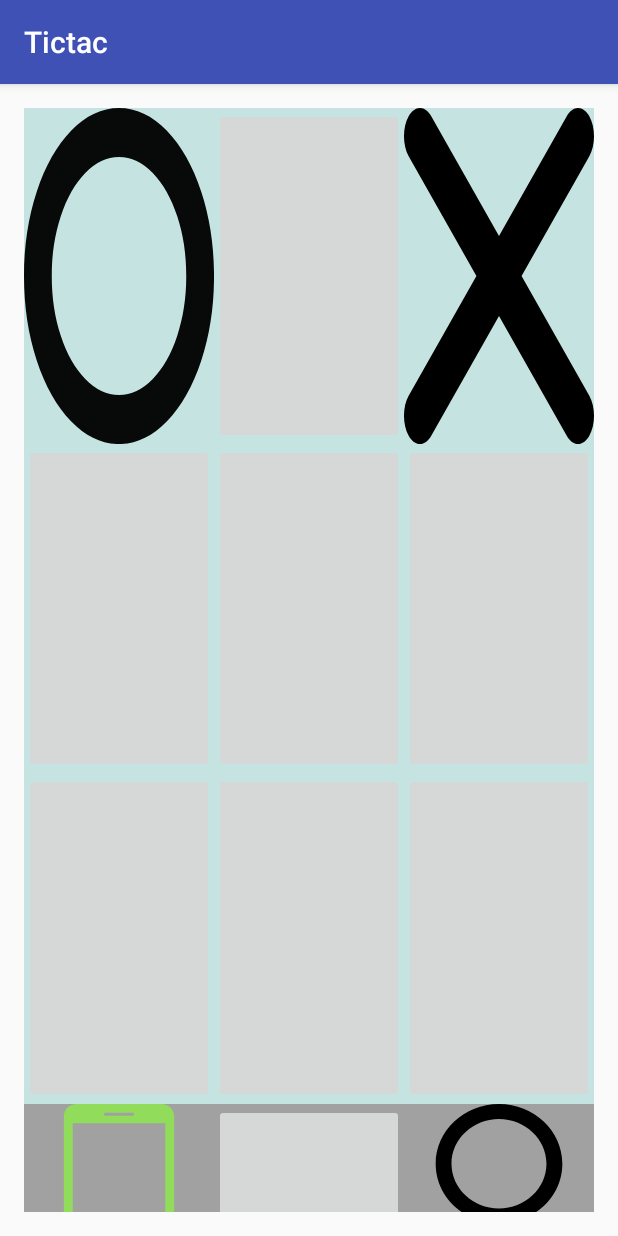
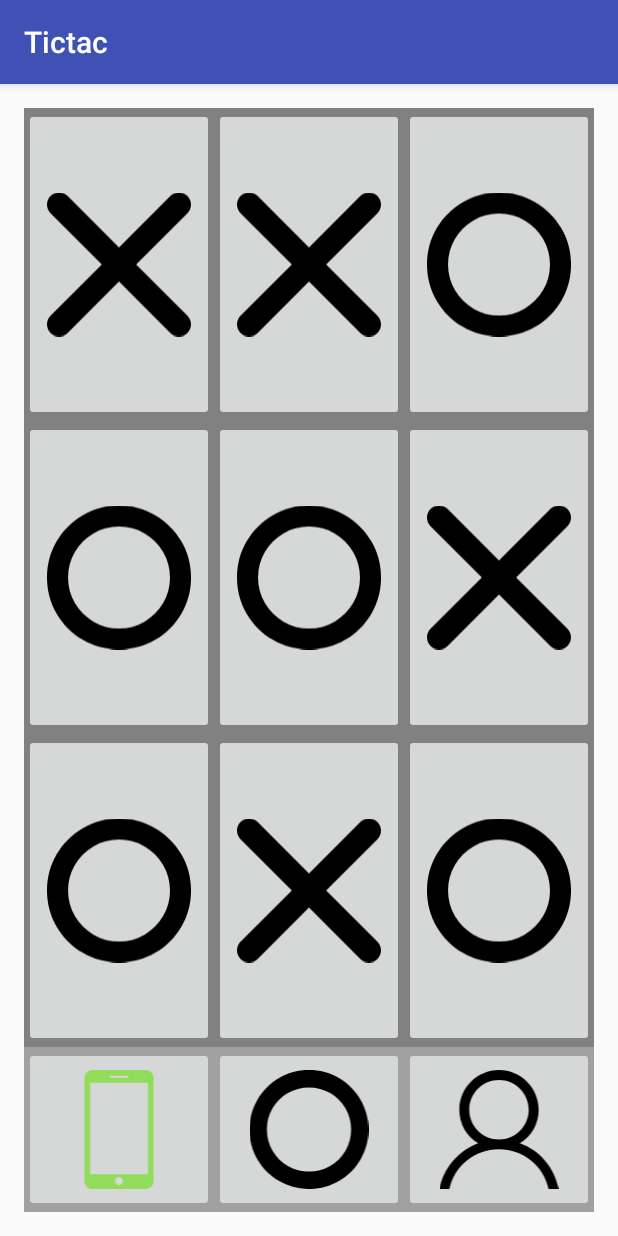
Before and after one commit to maxahirwe/Tictac, an Android app: the screen it shows after launch (MainActivity), on a phone screen of 412 x 824 dp. Run offline under Robolectric (Android 15) with nearby library versions, the light colour scheme and no system bars.

Commit message:
major design changes

```diff
--- a/app/src/main/res/drawable/circle.xml
+++ b/app/src/main/res/drawable/circle.xml
@@ -1,9 +1,9 @@
 <vector
-    android:alpha="0.96"
-    android:height="24dp"
+    android:autoMirrored="true"
+    android:height="438dp"
     android:viewportHeight="438.533"
     android:viewportWidth="438.533"
-    android:width="24dp"
+    android:width="438dp"
     xmlns:android="http://schemas.android.com/apk/res/android">
     <path
         android:fillColor="#FF000000"
--- a/app/src/main/res/drawable/close.xml
+++ b/app/src/main/res/drawable/close.xml
@@ -1,8 +1,9 @@
 <vector
-    android:height="24dp"
+    android:autoMirrored="true"
+    android:height="212dp"
     android:viewportHeight="212.982"
     android:viewportWidth="212.982"
-    android:width="24dp"
+    android:width="212dp"
     xmlns:android="http://schemas.android.com/apk/res/android">
     <path
         android:fillColor="#FF000000"
--- a/app/src/main/res/drawable/phone.xml
+++ b/app/src/main/res/drawable/phone.xml
@@ -1,10 +1,9 @@
-<vector
-    android:height="24dp"
-    android:viewportHeight="35.0"
+<vector xmlns:android="http://schemas.android.com/apk/res/android"
+    android:width="512dp"
+    android:height="512dp"
     android:viewportWidth="35.0"
-    android:width="24dp"
-    xmlns:android="http://schemas.android.com/apk/res/android">
+    android:viewportHeight="35.0">
     <path
-        android:fillColor="#91DC5A"
-        android:pathData="M25.3,0H9.7c-1.3,0 -2.36,1.06 -2.36,2.36v30.27C7.33,33.94 8.4,35 9.7,35h15.6c1.3,0 2.36,-1.06 2.36,-2.36V2.36C27.67,1.06 26.6,0 25.3,0zM15,1.7h4.99c0.16,0 0.29,0.13 0.29,0.29c0,0.16 -0.13,0.29 -0.29,0.29h-4.99c-0.16,0 -0.29,-0.13 -0.29,-0.29C14.72,1.83 14.85,1.7 15,1.7zM17.5,33.82c-0.65,0 -1.18,-0.53 -1.18,-1.18s0.53,-1.18 1.18,-1.18s1.18,0.53 1.18,1.18S18.15,33.82 17.5,33.82zM26.02,30.63H8.98V3.75h17.04V30.63z" />
+        android:pathData="M25.3,0H9.7c-1.3,0 -2.36,1.06 -2.36,2.36v30.27C7.33,33.94 8.4,35 9.7,35h15.6c1.3,0 2.36,-1.06 2.36,-2.36V2.36C27.67,1.06 26.6,0 25.3,0zM15,1.7h4.99c0.16,0 0.29,0.13 0.29,0.29c0,0.16 -0.13,0.29 -0.29,0.29h-4.99c-0.16,0 -0.29,-0.13 -0.29,-0.29C14.72,1.83 14.85,1.7 15,1.7zM17.5,33.82c-0.65,0 -1.18,-0.53 -1.18,-1.18s0.53,-1.18 1.18,-1.18s1.18,0.53 1.18,1.18S18.15,33.82 17.5,33.82zM26.02,30.63H8.98V3.75h17.04V30.63z"
+        android:fillColor="#91DC5A" />
 </vector>
--- a/app/src/main/res/drawable/user.xml
+++ b/app/src/main/res/drawable/user.xml
@@ -1,9 +1,8 @@
-<vector
-    android:height="24dp"
-    android:viewportHeight="513.32"
+<vector xmlns:android="http://schemas.android.com/apk/res/android"
+    android:width="513dp"
+    android:height="513dp"
     android:viewportWidth="513.32"
-    android:width="24dp"
-    xmlns:android="http://schemas.android.com/apk/res/android">
+    android:viewportHeight="513.32">
     <path
         android:fillColor="#FF000000"
         android:pathData="M346.5,316.5c49.2,-29.9 81.3,-83.4 81.3,-145.4C427.8,77 350.8,0 256.7,0S85.6,77 85.6,171.1c0,62 32.1,115.5 81.3,145.4C81.3,348.6 17.1,423.5 0,513.3h42.8c21.4,-98.4 109.1,-171.1 213.9,-171.1s192.5,72.7 213.9,171.1h42.8C496.2,421.4 432,346.5 346.5,316.5zM128.3,171.1c0,-70.6 57.7,-128.3 128.3,-128.3s128.3,57.7 128.3,128.3s-57.7,128.3 -128.3,128.3S128.3,241.7 128.3,171.1z" />
--- a/app/src/main/res/layout/activity_main.xml
+++ b/app/src/main/res/layout/activity_main.xml
@@ -10,148 +10,173 @@
     tools:context="com.hillygeeks.tictac.MainActivity">
 
     <LinearLayout
-        android:orientation="vertical"
+        android:id="@+id/baselayout"
         android:layout_width="match_parent"
         android:layout_height="match_parent"
-        android:layout_alignParentTop="true"
+        android:layout_alignParentEnd="false"
         android:layout_alignParentLeft="true"
         android:layout_alignParentStart="true"
-        android:id="@+id/baselayout"
+        android:layout_alignParentTop="true"
+        android:orientation="vertical"
         android:weightSum="1">
 
         <TableLayout
+            android:id="@+id/gameboard"
             android:layout_width="match_parent"
-            android:layout_height="234dp"
-            android:background="#c5e4e1"
+            android:layout_height="match_parent"
+            android:background="#818181"
             android:orientation="vertical"
-            android:id="@+id/gameboard"
-            android:layout_weight="0.90"
-            android:stretchColumns="0,1,2">
+            android:layout_weight="0.15">
 
             <TableRow
+                android:id="@+id/tableRow1"
                 android:layout_width="match_parent"
                 android:layout_height="match_parent"
-                android:layout_weight="0.20"
-                android:id="@+id/tablerow1">
+                android:layout_weight="1">
+
 
                 <ImageButton
                     android:layout_width="match_parent"
                     android:layout_height="match_parent"
-                    android:id="@+id/btn_box1"
-                    android:layout_column="0"
+                    android:src="@drawable/close"
+                    android:padding="15dp"
+                    android:scaleType="fitCenter"
                     android:layout_weight="1"
-                    android:background="@drawable/circle"
-                    android:scaleType="center"
-                    android:longClickable="true" />
+                    android:id="@+id/btn_box1" />
 
                 <ImageButton
                     android:layout_width="match_parent"
                     android:layout_height="match_parent"
-                    android:id="@+id/btn_box2"
-                    android:layout_weight="1" />
+                    android:src="@drawable/close"
+                    android:padding="15dp"
+                    android:scaleType="fitCenter"
+                    android:layout_weight="1"
+                    android:id="@+id/btn_box2" />
 
                 <ImageButton
                     android:layout_width="match_parent"
                     android:layout_height="match_parent"
-                    android:id="@+id/btn_box3"
+                    android:src="@drawable/circle"
+                    android:padding="15dp"
+                    android:scaleType="fitCenter"
                     android:layout_weight="1"
-                    android:background="@drawable/close" />
+                    android:id="@+id/btn_box3" />
+
+
             </TableRow>
 
             <TableRow
+                android:id="@+id/tableRow2"
                 android:layout_width="match_parent"
                 android:layout_height="match_parent"
-                android:layout_weight="0.20"
-                android:id="@+id/tablerow2">
+                android:layout_weight="1">
 
                 <ImageButton
                     android:layout_width="match_parent"
                     android:layout_height="match_parent"
-                    android:id="@+id/btn_box4"
-                    android:layout_column="0"
-                    android:layout_weight="1" />
+                    android:src="@drawable/circle"
+                    android:padding="15dp"
+                    android:scaleType="fitCenter"
+                    android:layout_weight="1"
+                    android:id="@+id/btn_box4" />
 
                 <ImageButton
                     android:layout_width="match_parent"
                     android:layout_height="match_parent"
-                    android:id="@+id/btn_box5"
-                    android:layout_weight="1" />
+                    android:src="@drawable/circle"
+                    android:padding="15dp"
+                    android:scaleType="fitCenter"
+                    android:layout_weight="1"
+                    android:id="@+id/btn_box5" />
 
                 <ImageButton
                     android:layout_width="match_parent"
                     android:layout_height="match_parent"
-                    android:id="@+id/btn_box6"
-                    android:layout_weight="1" />
+                    android:src="@drawable/close"
+                    android:padding="15dp"
+                    android:scaleType="fitCenter"
+                    android:layout_weight="1"
+                    android:id="@+id/btn_box6" />
             </TableRow>
 
             <TableRow
+                android:id="@+id/tableRow3"
                 android:layout_width="match_parent"
                 android:layout_height="match_parent"
-                android:layout_weight="0.20"
-                android:id="@+id/tablerow3">
+                android:layout_weight="1">
 
                 <ImageButton
                     android:layout_width="match_parent"
                     android:layout_height="match_parent"
-                    android:id="@+id/btn_box7"
-                    android:layout_column="0"
-                    android:layout_weight="1" />
+                    android:src="@drawable/circle"
+                    android:padding="15dp"
+                    android:scaleType="fitCenter"
+                    android:layout_weight="1"
+                    android:id="@+id/btn_box7" />
 
                 <ImageButton
                     android:layout_width="match_parent"
                     android:layout_height="match_parent"
-                    android:id="@+id/btn_box8"
-                    android:layout_weight="1" />
+                    android:src="@drawable/close"
+                    android:padding="15dp"
+                    android:scaleType="fitCenter"
+                    android:layout_weight="1"
+                    android:id="@+id/btn_box8" />
 
                 <ImageButton
                     android:layout_width="match_parent"
                     android:layout_height="match_parent"
-                    android:id="@+id/btn_box9"
-                    android:layout_weight="1" />
+                    android:src="@drawable/circle"
+                    android:padding="15dp"
+                    android:scaleType="fitCenter"
+                    android:layout_weight="1"
+                    android:id="@+id/btn_box9" />
             </TableRow>
+
         </TableLayout>
 
         <LinearLayout
-            android:orientation="horizontal"
+            android:id="@+id/playerdetails"
             android:layout_width="match_parent"
-            android:layout_height="wrap_content"
-            android:id="@+id/playerdetails"
+            android:layout_height="match_parent"
+            android:layout_weight="0.85"
             android:background="#a1a1a1"
-            android:layout_weight="0.20">
-
-            <TableLayout
-                android:layout_width="match_parent"
-                android:layout_height="match_parent">
+            android:orientation="horizontal">
 
             <TableRow
+                android:id="@+id/tableRow"
                 android:layout_width="match_parent"
                 android:layout_height="match_parent"
-                    android:layout_weight="1"
-                    android:id="@+id/tableRow">
+                android:layout_weight="1">
 
                 <ImageButton
                     android:layout_width="match_parent"
                     android:layout_height="match_parent"
-                        android:id="@+id/btn_robotplay"
-                        android:layout_column="0"
+                    android:src="@drawable/phone"
+                    android:padding="15dp"
+                    android:scaleType="fitCenter"
                     android:layout_weight="1"
-                        android:background="@drawable/phone"
-                        android:scaleType="fitCenter" />
-
-                    <ImageButton
-                        android:layout_width="wrap_content"
-                        android:layout_height="match_parent"
-                        android:id="@+id/btn_msg"
-                        android:layout_weight="1" />
+                    android:id="@+id/btn_phone" />
 
                 <ImageButton
                     android:layout_width="match_parent"
                     android:layout_height="match_parent"
-                        android:id="@+id/btn_userplay"
+                    android:src="@drawable/circle"
+                    android:padding="15dp"
+                    android:scaleType="fitCenter"
                     android:layout_weight="1"
-                        android:background="@drawable/user" />
+                    android:id="@+id/btn_msg" />
+
+                <ImageButton
+                    android:layout_width="match_parent"
+                    android:layout_height="match_parent"
+                    android:src="@drawable/user"
+                    android:padding="15dp"
+                    android:scaleType="fitCenter"
+                    android:layout_weight="1"
+                    android:id="@+id/btn_user" />
             </TableRow>
-            </TableLayout>
         </LinearLayout>
+
     </LinearLayout>
 </RelativeLayout>
```
Also changed, not shown: app/src/main/cross-web.png (added), app/src/main/res/mipmap-hdpi/cross.png (added), app/src/main/res/mipmap-mdpi/cross.png (added), app/src/main/res/mipmap-xhdpi/cross.png (added), app/src/main/res/mipmap-xxhdpi/cross.png (added), app/src/main/res/mipmap-xxxhdpi/cross.png (added). Lines whose indentation alone changed are shown as unchanged.
